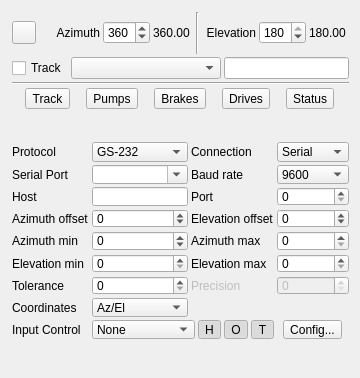
The window that plugins/feature/gs232controller/gs232controllergui.ui (f4exb/sdrangel) describes before a commit, drawn with Qt 5.
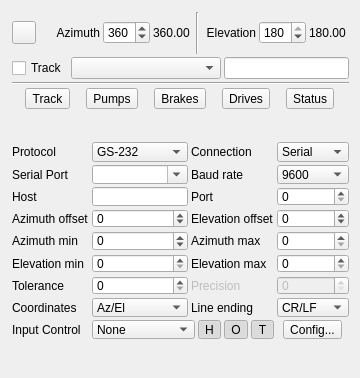
The same window after the commit. Icons and pictures are not drawn. Custom widgets are drawn as their Qt base class.

Commit message: Rotator Controller: Add line ending setting for GS-232 protocol. For #2486

Patch:
```diff
--- a/plugins/feature/gs232controller/gs232controllergui.ui
+++ b/plugins/feature/gs232controller/gs232controllergui.ui
@@ -765,6 +765,35 @@
         </item>
        </layout>
       </item>
+      <item row="7" column="3">
+       <widget class="QComboBox" name="lineEnding">
+        <property name="toolTip">
+         <string>Character sequence to transmit at end of line</string>
+        </property>
+        <item>
+         <property name="text">
+          <string>CR/LF</string>
+         </property>
+        </item>
+        <item>
+         <property name="text">
+          <string>CR</string>
+         </property>
+        </item>
+        <item>
+         <property name="text">
+          <string>LF</string>
+         </property>
+        </item>
+       </widget>
+      </item>
+      <item row="7" column="2">
+       <widget class="QLabel" name="lineEndingLabel">
+        <property name="text">
+         <string>Line ending</string>
+        </property>
+       </widget>
+      </item>
      </layout>
     </item>
    </layout>
```
Left out of the diff: 10 changed lines with no effect on the pictures. The commit also changes 7 other files.
